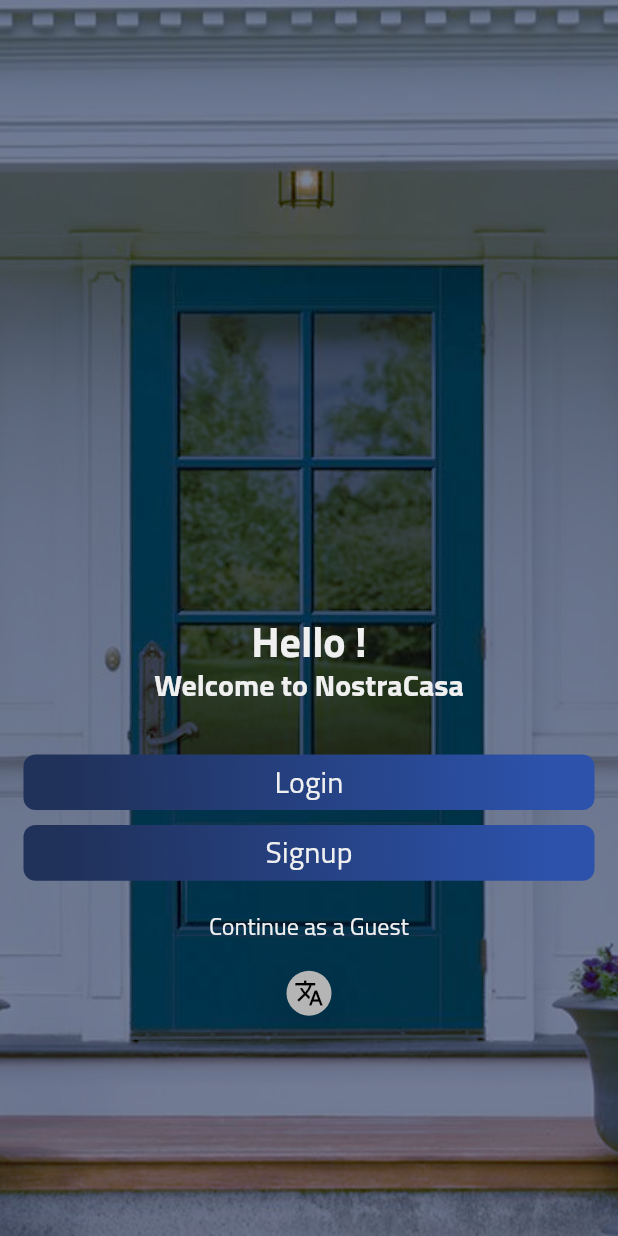
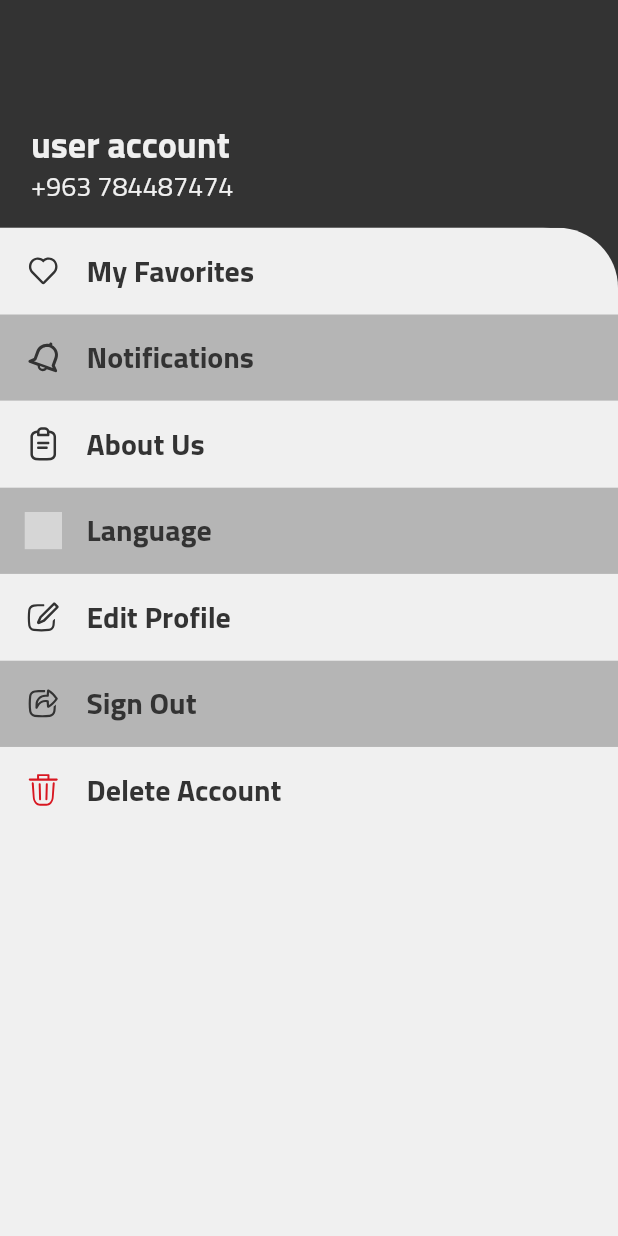
Before and after one commit to johnykoudsi/Nostra-Casa-Real-Estate, a Flutter app: the screen it shows after launch, on a phone screen of 412 x 824 dp. Run offline on Flutter 3.47's test engine with Material 2 defaults, Android fonts, the phone set to English and light mode, and no system bars; our stand-ins replace bloc, easy_localization, equatable, flutter_bloc, flutter_svg, google_maps_flutter and 2 more; missing offline and left inert: google_maps_flutter_android, google_maps_flutter_platform_interface; project files that could hold a hidden picture were left out; grey boxes are pictures that could not be loaded.

Commit message:
my profile screen

```diff
--- a/lib/presentation/map_screen/map_screen.dart
+++ b/lib/presentation/map_screen/map_screen.dart
@@ -47,7 +47,7 @@ class _MapScreenState extends State<MapScreen> {
         myLocationButtonEnabled: true,
         onCameraMove: (position){
 
-          // todo : get only visible estates inside boundaries
+          //todo : get only visible estates inside boundaries
           _googleMapController.getVisibleRegion().then((value) => print(value));
         },
         myLocationEnabled: true,
--- /dev/null
+++ b/lib/presentation/my_profile_screen/my_profile_screen.dart
@@ -0,0 +1,101 @@
+import 'package:flutter/material.dart';
+import 'package:flutter_svg/flutter_svg.dart';
+import 'package:nostra_casa/presentation/my_profile_screen/widgets/MyProfileItem.dart';
+import 'package:nostra_casa/utility/app_style.dart';
+
+class MyProfileScreen extends StatefulWidget {
+  const MyProfileScreen({Key? key}) : super(key: key);
+
+  @override
+  State<MyProfileScreen> createState() => _MyProfileScreenState();
+}
+
+class _MyProfileScreenState extends State<MyProfileScreen> {
+  @override
+  Widget build(BuildContext context) {
+    bool isClicked = false;
+    double screenWidth = MediaQuery.of(context).size.width;
+    double screenHeight = MediaQuery.of(context).size.height;
+    change() {
+      setState(() {
+        isClicked = true;
+      });
+    }
+
+    return SafeArea(
+      child: Scaffold(
+        backgroundColor: AppStyle.blackColor,
+        body: Column(
+          crossAxisAlignment: CrossAxisAlignment.start,
+          children: [
+            SizedBox(
+              height: screenHeight * 0.1,
+            ),
+            Padding(
+              padding: EdgeInsets.only(
+                  left: screenWidth * 0.05,
+                  right: screenWidth * 0.05,
+                  bottom: screenHeight * 0.02),
+              child: Column(
+                crossAxisAlignment: CrossAxisAlignment.start,
+                children: [
+                  Text(
+                    "user account",
+                    style: Theme.of(context)
+                        .textTheme
+                        .headline3
+                        ?.copyWith(color: AppStyle.kBackGroundColor),
+                  ),
+                  Text(
+                    "+963 784487474",
+                    style: Theme.of(context)
+                        .textTheme
+                        .headline5
+                        ?.copyWith(color: AppStyle.kBackGroundColor),
+                  ),
+                ],
+              ),
+            ),
+            Expanded(
+              child: Container(
+                decoration: const BoxDecoration(
+                  color: AppStyle.kBackGroundColor,
+                  borderRadius: BorderRadius.only(
+                    topRight: Radius.circular(50.0),
+                  ),
+                ),
+                child: ListView(
+                  children: [
+                    MyProfileItem(svgPath: 'assets/images/fav.svg', name: "My Favorites", onPressed: (){//todo navigate to my favorite
+                       }, color: AppStyle.kBackGroundColor,borderRad: 40,),
+                    MyProfileItem(svgPath: 'assets/images/bell.svg', name: "Notifications", onPressed: (){
+                      //todo navigate to notifications
+                    }, color: AppStyle.kGreyColor),
+                    MyProfileItem(svgPath: 'assets/images/about.svg', name: "About Us", onPressed: (){
+                      //todo navigate to about us
+                    }, color: AppStyle.kBackGroundColor),
+                    MyProfileItem(svgPath: 'assets/images/language.svg', name: "Language", onPressed: (){
+                      //todo add language changer
+                    }, color: AppStyle.kGreyColor),
+                    MyProfileItem(svgPath: 'assets/images/edit.svg', name: "Edit Profile", onPressed: (){
+                      //todo navigate to edit profile
+                    }, color: AppStyle.kBackGroundColor),
+                    MyProfileItem(svgPath: 'assets/images/share.svg', name: "Sign Out", onPressed: (){
+                      //todo sign out
+                    }, color: AppStyle.kGreyColor),
+                    MyProfileItem(svgPath: 'assets/images/delete.svg', name: "Delete Account", onPressed: (){
+                      //todo delete account
+                    }, color: AppStyle.kBackGroundColor,isDelete: true,),
+
+
+
+                  ],
+                ),
+              ),
+            ),
+          ],
+        ),
+      ),
+    );
+  }
+}
--- /dev/null
+++ b/lib/presentation/my_profile_screen/widgets/MyProfileItem.dart
@@ -0,0 +1,91 @@
+import 'package:flutter/material.dart';
+import 'package:flutter_svg/svg.dart';
+
+import '../../../utility/app_style.dart';
+
+class MyProfileItem extends StatefulWidget {
+  MyProfileItem(
+      {this.borderRad = 0.0,
+        this.isDelete =false,
+      required this.svgPath,
+      required this.name,
+      required this.onPressed,
+      required this.color,
+      Key? key})
+      : super(key: key);
+  String svgPath;
+  String name;
+  Function() onPressed;
+  Color color;
+  double borderRad;
+  bool isDelete;
+
+  @override
+  State<MyProfileItem> createState() => _MyProfileItemState();
+}
+
+class _MyProfileItemState extends State<MyProfileItem> {
+  @override
+  var isClicked = false;
+
+  Widget build(BuildContext context) {
+    double screenWidth = MediaQuery.of(context).size.width;
+    double screenHeight = MediaQuery.of(context).size.height;
+    return ClipRRect(
+      borderRadius: BorderRadius.only(
+        topRight: Radius.circular(widget.borderRad),
+      ),
+      child: ElevatedButton(
+        style: ButtonStyle(
+          elevation: MaterialStateProperty.all(0),
+          splashFactory: NoSplash.splashFactory,
+          backgroundColor:
+              MaterialStateProperty.all<Color>(widget.color),
+          overlayColor: MaterialStateProperty.all<Color>(widget.isDelete ? AppStyle.redColor : AppStyle.blackColor),
+          padding: MaterialStateProperty.all(const EdgeInsets.all(0)),
+          textStyle: MaterialStateProperty.resolveWith<TextStyle?>((states) {
+            Future.delayed(Duration.zero, () async {
+              if (states.contains(MaterialState.pressed)) {
+                setState(() {
+                  isClicked = true;
+                });
+              } else {
+                setState(() {
+                  isClicked = false;
+                });
+              }
+            });
+            return Theme.of(context).textTheme.headline5;
+          }),
+          shape: MaterialStateProperty.all<RoundedRectangleBorder>(
+            RoundedRectangleBorder(
+              borderRadius: BorderRadius.circular(0),
+              // side: BorderSide(color: Colors.white),
+            ),
+          ),
+        ),
+        onPressed: widget.onPressed,
+        child: Row(
+          crossAxisAlignment: CrossAxisAlignment.center,
+          children: [
+            Container(
+                padding: EdgeInsets.all(screenWidth * 0.04),
+                child: SizedBox(
+                    width: screenWidth * 0.06,
+                    height: screenWidth * 0.06,
+                    child: SvgPicture.asset(widget.svgPath,
+                      color: (isClicked) ?Colors.white:( (widget.isDelete)?AppStyle.redColor:AppStyle.blackColor),
+
+                    ))),
+            Text(
+              widget.name,
+              style: Theme.of(context).textTheme.headline4?.copyWith(
+                color: (isClicked) ? Colors.white : AppStyle.blackColor,
+              ),
+            ),
+          ],
+        ),
+      ),
+    );
+  }
+}
--- a/lib/utility/app_router.dart
+++ b/lib/utility/app_router.dart
@@ -1,4 +1,5 @@
 import 'package:flutter/material.dart';
+import 'package:nostra_casa/presentation/my_profile_screen/my_profile_screen.dart';
 import 'package:nostra_casa/presentation/signup/signup.dart';
 import 'package:nostra_casa/presentation/verification_screen/code_verification_screen.dart';
 import 'package:nostra_casa/presentation/welcome/welcome.dart';
@@ -27,6 +28,8 @@ class AppRouter {
 
         case AppRoutes.verificationCode:
           return CodeVerificationScreenPage(phoneNumber: "+945057206");
+        case AppRoutes.myProfile:
+          return const MyProfileScreen();
 
         default:
           return const Scaffold(
--- a/lib/utility/app_routes.dart
+++ b/lib/utility/app_routes.dart
@@ -2,16 +2,13 @@
 
 class AppRoutes {
 
-  static const String welcome ="/";
+  static const String welcome ="/w";
   static const String policy ="/policy";
   static const String bottomNavBar ="/bottom_nav";
   static const String signup ="/signup";
   static const String login ="/login";
   static const String verificationCode ="/verification";
-
-
-
-
+  static const String myProfile ="/";
 
 
 }
```
Also changed, not shown: assets/images/about.svg (added), assets/images/bell.svg (added), assets/images/delete.svg (added), assets/images/edit.svg (added), assets/images/language.svg (added), assets/images/share.svg (added).
